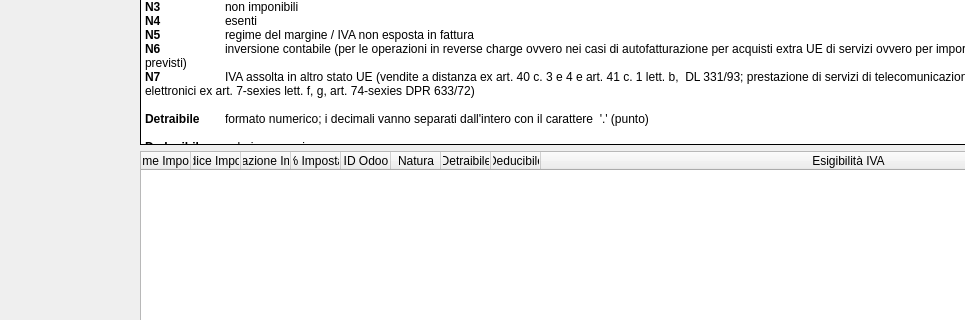
This is addons/omnia_spesometro/ui_spesometro/main_window.ui in OmniaSolutions/odooAddons as Qt 5 draws it before an edit; both pictures show x 0 to 965 and y 506 to 826 of the 1193 by 940 pixel window. The edited form follows.
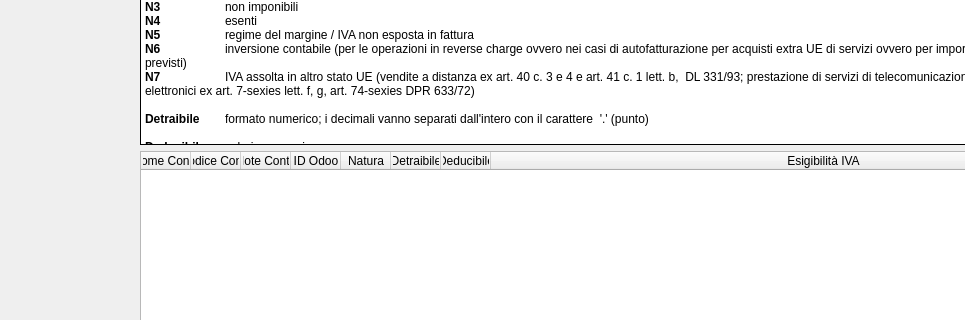
This is the edited form.

Patch:
```diff
--- a/addons/omnia_spesometro/ui_spesometro/main_window.ui
+++ b/addons/omnia_spesometro/ui_spesometro/main_window.ui
@@ -404,22 +404,17 @@
                    </attribute>
                    <column>
                     <property name="text">
-                     <string>Nome Imposta</string>
+                     <string>Nome Conto</string>
                     </property>
                    </column>
                    <column>
                     <property name="text">
-                     <string>Codice Imposta</string>
+                     <string>Codice Conto</string>
                     </property>
                    </column>
                    <column>
                     <property name="text">
-                     <string>Applicazione Imposta</string>
-                    </property>
-                   </column>
-                   <column>
-                    <property name="text">
-                     <string>% Imposta</string>
+                     <string>Note Conto</string>
                     </property>
                    </column>
                    <column>
```
